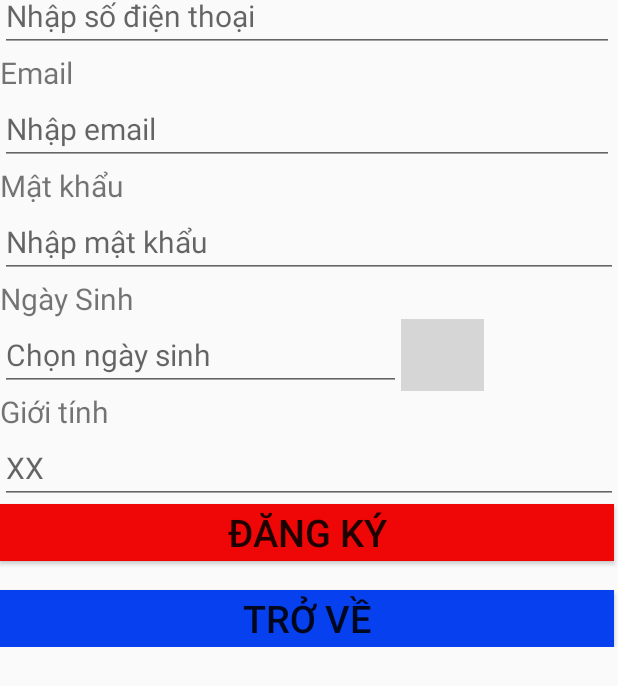
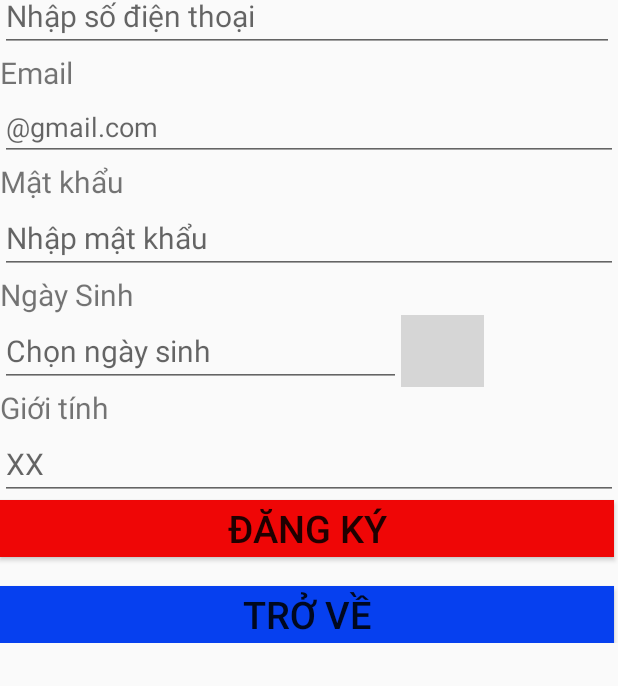
Before and after one commit to HuynhVanBinh-CDPM18C/0306181203_HuynhVanBinh_android, an Android app: the DangKi screen opened directly, with no data from a screen before it, after a tap on "ĐĂNG KÝ", on a phone screen of 412 x 824 dp. Shown: the part 393-1079 px from the top of the screen. Run offline under Robolectric (Android 15) with nearby library versions, the phone set to English and light mode, and no system bars; our stand-ins replace Volley; 1 statement that could not run was skipped; grey boxes are pictures that could not be loaded.

Commit message:
van binh 14/1 lan 9
dang ky chon ngay sinh code

```diff
--- a/android22/app/src/main/java/com/example/demo11_11/dangky/APIDict.java
+++ b/android22/app/src/main/java/com/example/demo11_11/dangky/APIDict.java
@@ -14,7 +14,8 @@ public class APIDict {
         BufferedReader reader = null;
         String result = null;
         try {
-            URL requestURL = new URL("http://192.168.1.26/api3/insert.php?TuVung="+s.getTuVung()+"&DinhNghia="+s.getDinhNghia());
+            URL requestURL = new URL("http://192.168.1.26/api3/insert.php?TuVung="+s.getTuVung()+"&DinhNghia="+s.getDinhNghia()
+                    +"&EmAil="+s.getEmAil()+"&MatKhau="+s.getMatKhau()+"&NgaySinh="+s.getNgaySinh()+"&GioiTinh="+s.getGioiTinh());
             urlConnection = (HttpURLConnection) requestURL.openConnection();
             urlConnection.setRequestMethod("GET");
             urlConnection.connect();
--- a/android22/app/src/main/java/com/example/demo11_11/dangky/DangKi.java
+++ b/android22/app/src/main/java/com/example/demo11_11/dangky/DangKi.java
@@ -35,6 +35,10 @@ import java.util.concurrent.ExecutionException;
 public class DangKi extends AppCompatActivity {
     private EditText tuvung;
     private EditText dinhnghia;
+    private EditText email;
+    private EditText matkhau;
+    private EditText ngaysinh;
+    private EditText gioitinh;
 
     EditText edtDate;
 
@@ -63,7 +67,11 @@ public class DangKi extends AppCompatActivity {
 
                 String tukhoa=tuvung.getText().toString().trim();
                 String dinhnghia1=dinhnghia.getText().toString().trim();
-                TuVung s = new TuVung(tukhoa,dinhnghia1);
+                String email1=email.getText().toString().trim();
+                String matkhau1=matkhau.getText().toString().trim();
+                String ngaysinh1=ngaysinh.getText().toString().trim();
+                String gioitinh1=gioitinh.getText().toString().trim();
+                TuVung s = new TuVung(tukhoa,dinhnghia1,email1,matkhau1,ngaysinh1,gioitinh1);
                 try {
                     String result=new APIInsert(getApplication()).execute(s).get();
                     if (result.equals("true")) {
@@ -77,12 +85,6 @@ public class DangKi extends AppCompatActivity {
                 } catch (InterruptedException e) {
                     e.printStackTrace();
                 }
-                // Toast.makeText(acti_2.this, tukhoas+"   "+dinhnghias, Toast.LENGTH_SHORT).show();
-//                if (tukhoa.isEmpty()||dinhnghia1.isEmpty()){
-//                    Toast.makeText(getApplicationContext(),"VUi LÒNG NHẬP ĐẦY ĐỦ THÔNG TIN",Toast.LENGTH_LONG).show();
-//                }else {
-//                    themtumoi(url);
-//                }
             }
         });
     }
@@ -96,6 +98,10 @@ public class DangKi extends AppCompatActivity {
     {
         tuvung=findViewById(R.id.tukhoas);
         dinhnghia=findViewById(R.id.dinhnghias);
+        email=findViewById(R.id.emails);
+        matkhau=findViewById(R.id.matkhaus);
+        ngaysinh=findViewById(R.id.ngays);
+        gioitinh=findViewById(R.id.gioitinhs);
 
         btn=findViewById(R.id.them);
     }
@@ -107,7 +113,6 @@ public class DangKi extends AppCompatActivity {
             public void onResponse(String response) {
                 if (response.trim().equals("success"))
                 {
-
                     Toast.makeText(getApplicationContext(),"Thêm Thành Công",Toast.LENGTH_LONG).show();
 //                    Intent intent = new Intent(getApplicationContext(),MainActivity.class);
 //                    startActivity(intent);
@@ -132,6 +137,14 @@ public class DangKi extends AppCompatActivity {
                 params.put("tukhoa1",tuvung.getText().toString().trim());
 
                 params.put("dinhnghia1",dinhnghia.getText().toString().trim());
+
+                params.put("email1",email.getText().toString().trim());
+
+                params.put("matkhau1",matkhau.getText().toString().trim());
+
+                params.put("ngaysinh1",ngaysinh.getText().toString().trim());
+
+                params.put("gioitinh1",gioitinh.getText().toString().trim());
 
                 return params;
             }
--- a/android22/app/src/main/java/com/example/demo11_11/dangky/TuVung.java
+++ b/android22/app/src/main/java/com/example/demo11_11/dangky/TuVung.java
@@ -5,6 +5,10 @@ import android.support.annotation.NonNull;
 public class TuVung {
     private String TuVung;
     private String DinhNghia;
+    private String EmAil;
+    private String MatKhau;
+    private String NgaySinh;
+    private String GioiTinh;
 
     public String getTuVung() {
         return TuVung;
@@ -12,6 +16,22 @@ public class TuVung {
 
     public String getDinhNghia() {
         return DinhNghia;
+    }
+
+    public String getEmAil() {
+        return EmAil;
+    }
+
+    public String getMatKhau() {
+        return MatKhau;
+    }
+
+    public String getNgaySinh() {
+        return NgaySinh;
+    }
+
+    public String getGioiTinh() {
+        return GioiTinh;
     }
 
 
@@ -22,20 +42,42 @@ public class TuVung {
     public void setDinhNghia(String dinhNghia) {
         this.DinhNghia = dinhNghia;
     }
-    public TuVung(String TuVung,String DinhNghia)
+
+    public void setEmAil(String emAil) { this.EmAil = emAil; }
+
+    public void setMatKhau(String matKhau) {
+        this.MatKhau = matKhau;
+    }
+
+    public void setNgaySinh(String ngaySinh) {
+        this.NgaySinh = ngaySinh;
+    }
+
+    public void setGioiTinh(String gioiTinh) {
+        this.GioiTinh = gioiTinh;
+    }
+    public TuVung(String TuVung,String DinhNghia,String EmAil,String MatKhau,String NgaySinh,String GioiTinh)
     {
         this.TuVung=TuVung;
         this.DinhNghia=DinhNghia;
+        this.EmAil=EmAil;
+        this.MatKhau=MatKhau;
+        this.NgaySinh=NgaySinh;
+        this.GioiTinh=GioiTinh;
     }
 
     public TuVung() {
         this.TuVung = "";
         this.DinhNghia = "";
+        this.EmAil = "";
+        this.MatKhau = "";
+        this.NgaySinh = "";
+        this.GioiTinh = "";
     }
 
     @NonNull
     @Override    public String toString() {
-        return this.TuVung+ " "+ this.DinhNghia;
+        return this.TuVung+ " "+ this.DinhNghia+ " "+ this.EmAil+ " "+ this.MatKhau+ " "+ this.NgaySinh+ " "+ this.GioiTinh;
     }
 
 
--- a/android22/app/src/main/res/layout/activity_dang_ki.xml
+++ b/android22/app/src/main/res/layout/activity_dang_ki.xml
@@ -57,7 +57,8 @@
                 android:layout_marginTop="4dp"
                 android:ems="10"
                 android:hint="Nhập số điện thoại"
-                android:inputType="textPersonName"
+                android:inputType="numberSigned|textPersonName|phone"
+                android:maxLength="12"
                 android:textSize="20sp" />
 
             <TextView
@@ -68,13 +69,12 @@
                 android:textSize="20sp" />
 
             <EditText
-                android:id="@+id/editTextTextPersonName5"
-                android:layout_width="409dp"
+                android:id="@+id/emails"
+                android:layout_width="match_parent"
                 android:layout_height="wrap_content"
                 android:ems="10"
-                android:hint="Nhập email"
-                android:inputType="textPersonName"
-                android:textSize="20sp" />
+                android:hint="@gmail.com"
+                android:inputType="textEmailAddress" />
 
             <TextView
                 android:id="@+id/textView17"
@@ -84,12 +84,12 @@
                 android:textSize="20sp" />
 
             <EditText
-                android:id="@+id/editTextTextPersonName3"
+                android:id="@+id/matkhaus"
                 android:layout_width="match_parent"
                 android:layout_height="wrap_content"
                 android:ems="10"
                 android:hint="Nhập mật khẩu"
-                android:inputType="textPersonName"
+                android:inputType="textPersonName|textPassword"
                 android:textSize="20sp" />
 
             <TextView
@@ -109,7 +109,7 @@
                     android:layout_height="wrap_content"
                     android:ems="10"
                     android:hint="Chọn ngày sinh"
-                    android:inputType="textPersonName"
+                    android:inputType="date|textPersonName"
                     android:onClick="chonngay"
                     android:textSize="20sp" />
 
@@ -129,7 +129,7 @@
                 android:textSize="20sp" />
 
             <EditText
-                android:id="@+id/editTextTextPersonName6"
+                android:id="@+id/gioitinhs"
                 android:layout_width="match_parent"
                 android:layout_height="wrap_content"
                 android:ems="10"
```
